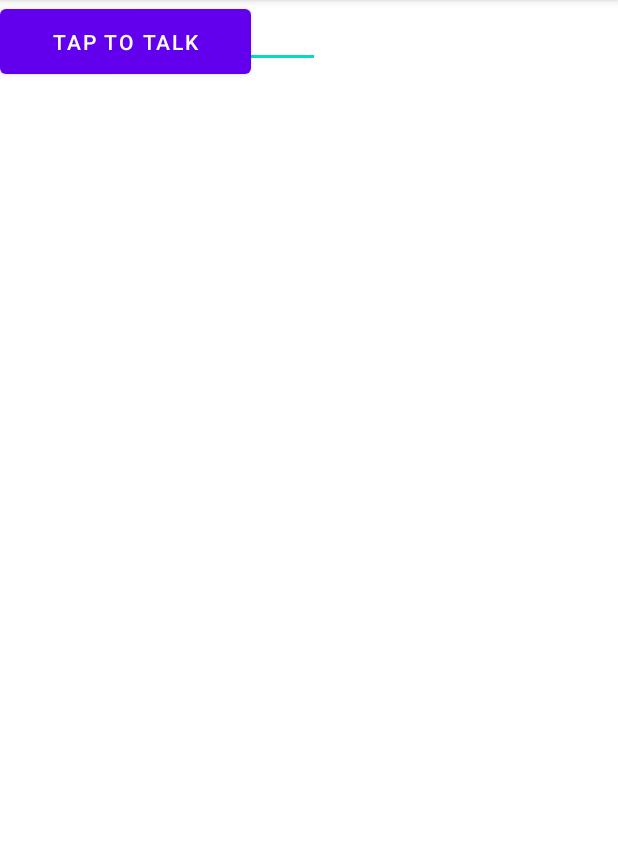
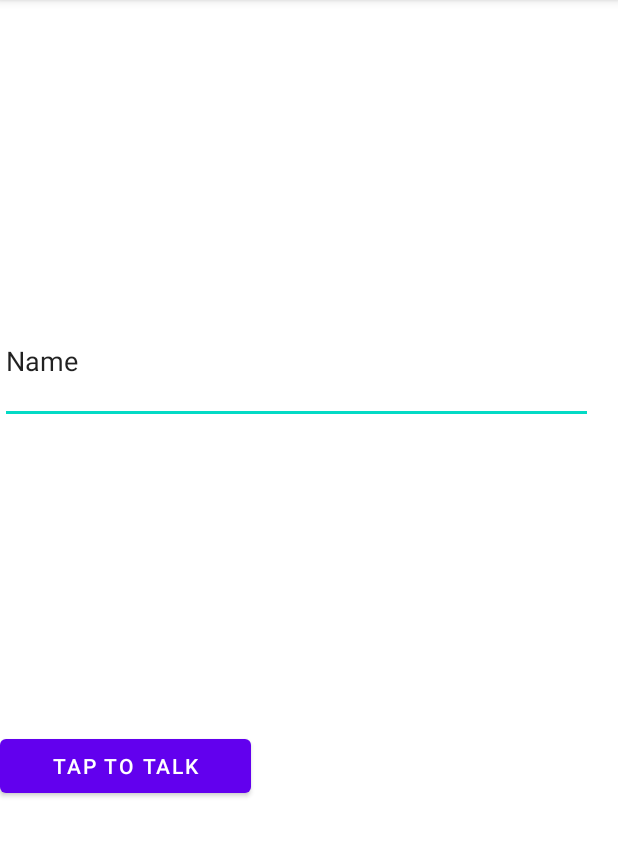
Before and after one commit to iot-team-fcw/iot-lab-4, an Android app: the screen it shows after launch (MainActivity), on a phone screen of 412 x 824 dp, the part 84-941 px from its top. Run offline under Robolectric (Android 15) with nearby library versions, the phone set to English and light mode, and no system bars.

Commit message:
add minimal constraints to view

```diff
--- a/app/src/main/res/layout/activity_main.xml
+++ b/app/src/main/res/layout/activity_main.xml
@@ -9,19 +9,23 @@
     <Button
         android:id="@+id/speechButton"
         android:layout_width="167dp"
-        android:layout_height="55dp"
+        android:layout_height="wrap_content"
+        android:layout_marginBottom="233dp"
         android:text="Tap to Talk"
-        tools:layout_editor_absoluteX="126dp"
-        tools:layout_editor_absoluteY="449dp" />
+        app:layout_constraintBottom_toBottomOf="parent"
+        tools:layout_editor_absoluteX="122dp" />
 
     <EditText
         android:id="@+id/speechText"
-        android:layout_width="wrap_content"
-        android:layout_height="wrap_content"
+        android:layout_width="395dp"
+        android:layout_height="84dp"
+        android:layout_marginTop="199dp"
+        android:layout_marginBottom="205dp"
         android:ems="10"
         android:inputType="textPersonName"
         android:text="Name"
-        tools:layout_editor_absoluteX="100dp"
-        tools:layout_editor_absoluteY="199dp" />
+        app:layout_constraintBottom_toTopOf="@+id/speechButton"
+        app:layout_constraintTop_toTopOf="parent"
+        tools:layout_editor_absoluteX="8dp" />
 
 </androidx.constraintlayout.widget.ConstraintLayout>
```
